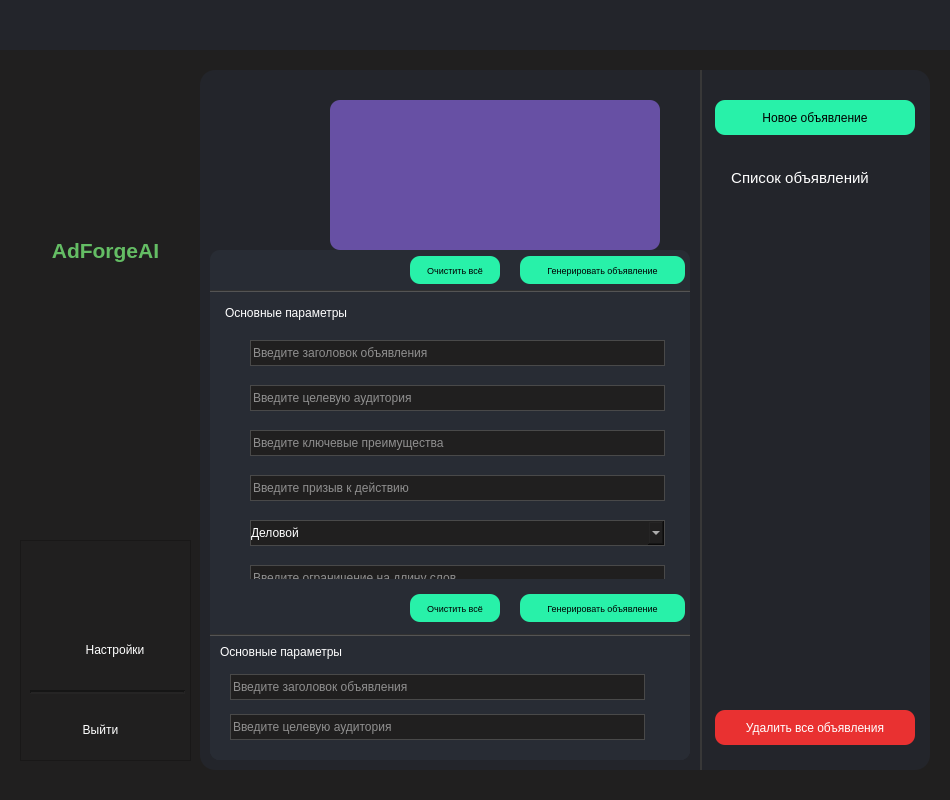
Old version of the form AdForgeUIv2/UI/1.ui in the repository Madic228/AdForgeAI.
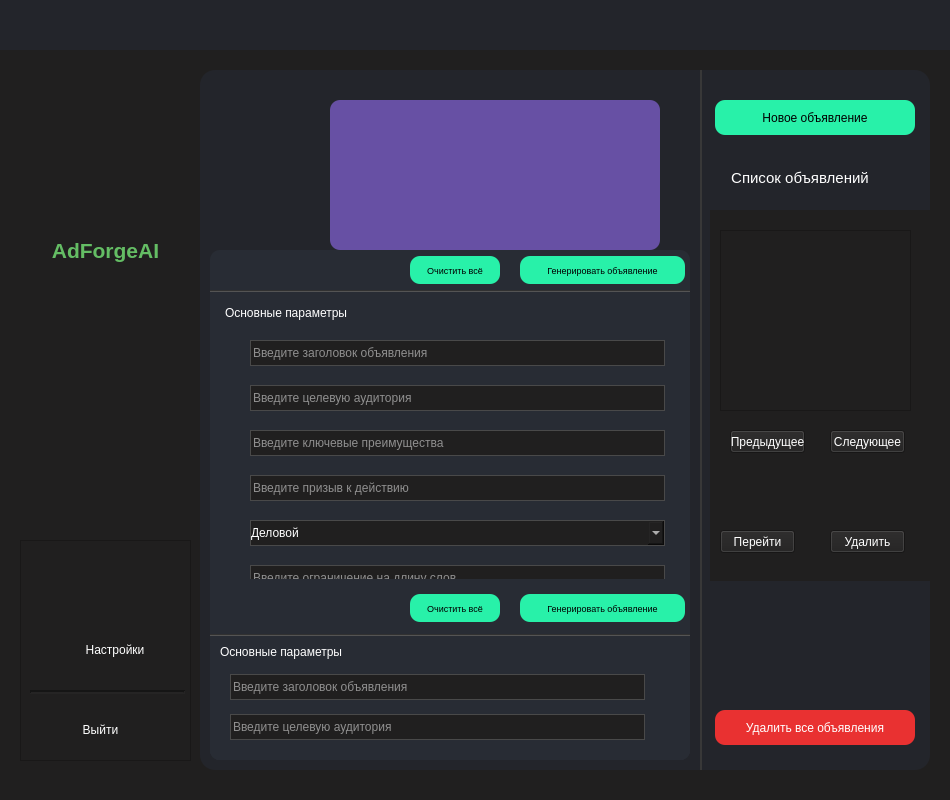
New version of the form. Icons and pictures are not drawn.

Patch:
```diff
--- a/AdForgeUIv2/UI/1.ui
+++ b/AdForgeUIv2/UI/1.ui
@@ -1617,6 +1617,99 @@
      </widget>
     </widget>
    </widget>
+   <widget class="QWidget" name="widget" native="true">
+    <property name="geometry">
+     <rect>
+      <x>510</x>
+      <y>140</y>
+      <width>221</width>
+      <height>371</height>
+     </rect>
+    </property>
+    <widget class="QListWidget" name="adListWidget">
+     <property name="geometry">
+      <rect>
+       <x>10</x>
+       <y>20</y>
+       <width>191</width>
+       <height>181</height>
+      </rect>
+     </property>
+    </widget>
+    <widget class="QPushButton" name="viewAdButton">
+     <property name="geometry">
+      <rect>
+       <x>10</x>
+       <y>320</y>
+       <width>75</width>
+       <height>23</height>
+      </rect>
+     </property>
+     <property name="text">
+      <string>Перейти</string>
+     </property>
+     <property name="checkable">
+      <bool>true</bool>
+     </property>
+     <property name="autoExclusive">
+      <bool>true</bool>
+     </property>
+    </widget>
+    <widget class="QPushButton" name="deleteAdButton">
+     <property name="geometry">
+      <rect>
+       <x>120</x>
+       <y>320</y>
+       <width>75</width>
+       <height>23</height>
+      </rect>
+     </property>
+     <property name="text">
+      <string>Удалить</string>
+     </property>
+     <property name="checkable">
+      <bool>true</bool>
+     </property>
+    </widget>
+    <widget class="QPushButton" name="prevAdButton">
+     <property name="geometry">
+      <rect>
+       <x>20</x>
+       <y>220</y>
+       <width>75</width>
+       <height>23</height>
+      </rect>
+     </property>
+     <property name="text">
+      <string>Предыдущее</string>
+     </property>
+     <property name="checkable">
+      <bool>true</bool>
+     </property>
+     <property name="autoExclusive">
+      <bool>true</bool>
+     </property>
+    </widget>
+    <widget class="QPushButton" name="nextAdButton">
+     <property name="geometry">
+      <rect>
+       <x>120</x>
+       <y>220</y>
+       <width>75</width>
+       <height>23</height>
+      </rect>
+     </property>
+     <property name="text">
+      <string>Следующее</string>
+     </property>
+     <property name="checkable">
+      <bool>true</bool>
+     </property>
+     <property name="autoExclusive">
+      <bool>true</bool>
+     </property>
+    </widget>
+   </widget>
    <zorder>scrollArea</zorder>
    <zorder>EditInputDialog</zorder>
    <zorder>InputDialog</zorder>
```
Left out of the diff: 1 changed line with no effect on the pictures.
